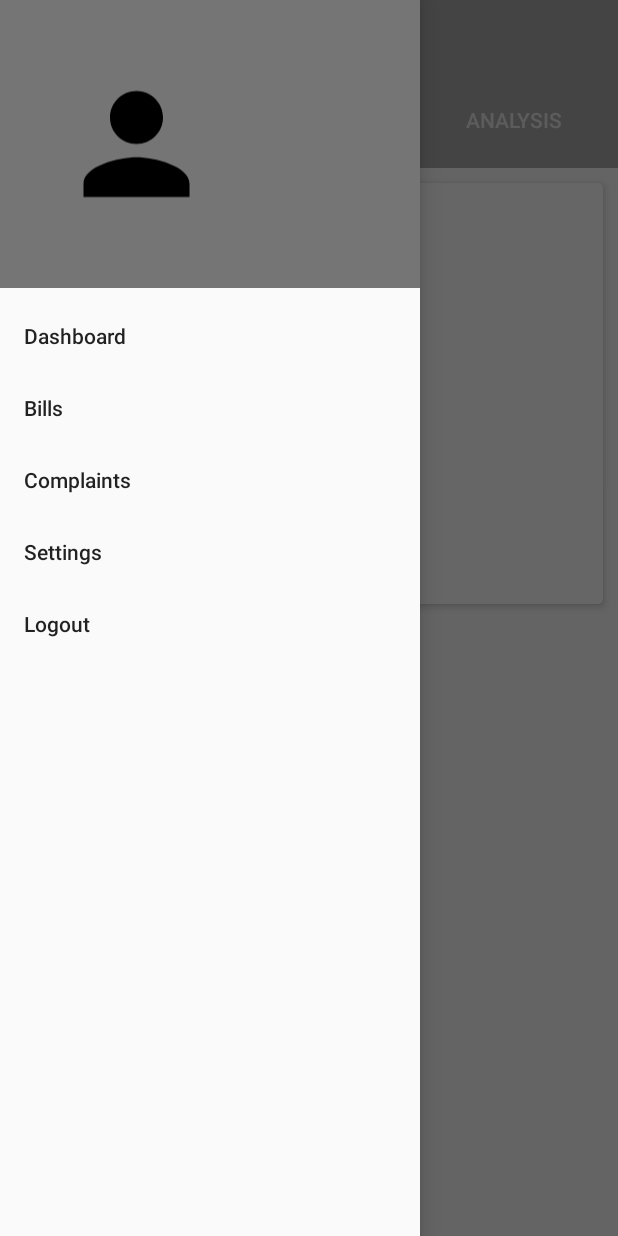
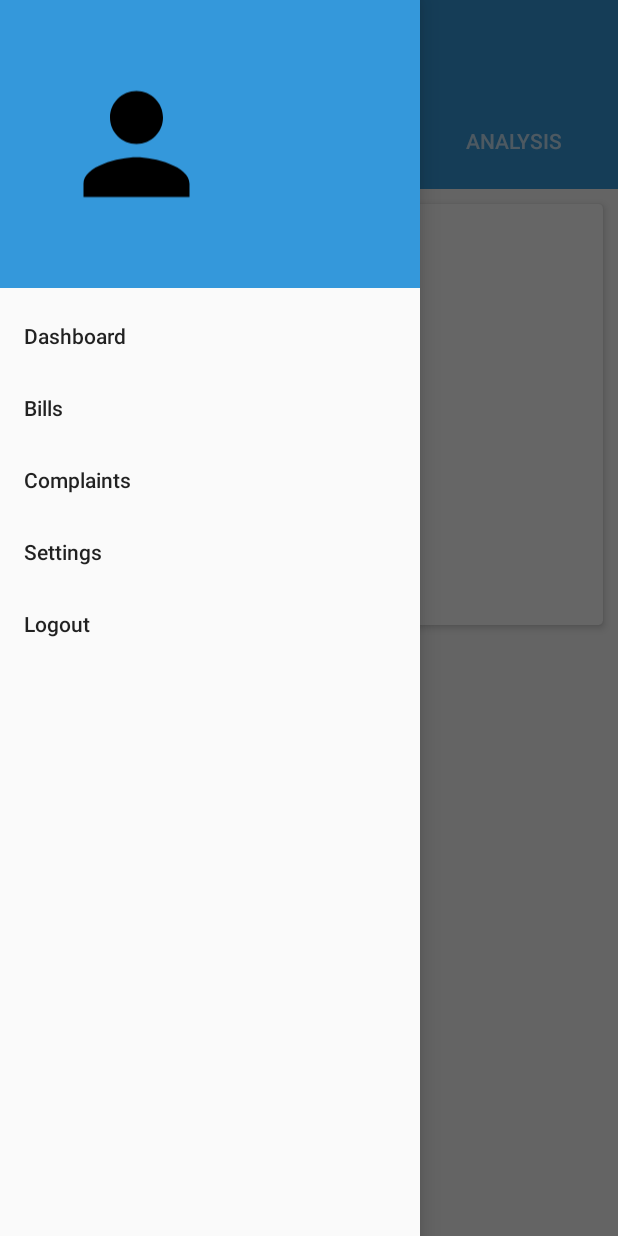
Before and after one commit to abrolmrinal/ElectricBillManage, an Android app: the screen it shows after launch once a user with an empty profile is signed in (LauncherActivity), with the side drawer open, on a phone screen of 412 x 824 dp. Run offline under Robolectric (Android 15) with nearby library versions, the light colour scheme and no system bars; our stand-ins replace Firebase (no records; nobody signed in at launch, a user with empty details on screens opened directly); libraries missing offline, so code that uses them is left out: com.jjoe64.graphview, com.xenione.digit; 45 statements that could not run were skipped.

Commit message:
Color changed

```diff
--- a/app/src/main/java/com/mc/group3/electricbillmanage/LauncherActivity.java
+++ b/app/src/main/java/com/mc/group3/electricbillmanage/LauncherActivity.java
@@ -18,6 +18,7 @@ import android.support.v7.widget.Toolbar;
 import android.view.LayoutInflater;
 import android.view.MenuItem;
 import android.view.View;
+import android.view.Window;
 import android.widget.TextView;
 import android.widget.Toast;
 
@@ -65,6 +66,9 @@ public class LauncherActivity extends AppCompatActivity {
         firebaseUser = firebaseAuth.getCurrentUser();
         userEmail = findViewById(R.id.emailid);
         userName = findViewById(R.id.username);
+
+//        Window win = getWindow();
+//        win.setStatusBarColor(16777215);
 
         String callingActivity = getIntent().getStringExtra(EXTRA_MESSAGE);
         if(callingActivity != null){
--- a/app/src/main/res/layout/activity_launcher.xml
+++ b/app/src/main/res/layout/activity_launcher.xml
@@ -2,6 +2,7 @@
 <!-- Use DrawerLayout as root container for activity -->
 <android.support.v4.widget.DrawerLayout xmlns:android="http://schemas.android.com/apk/res/android"
     xmlns:app="http://schemas.android.com/apk/res-auto"
+    xmlns:tools="http://schemas.android.com/tools"
     android:id="@+id/drawer_layout"
     android:layout_width="match_parent"
     android:layout_height="match_parent"
@@ -13,19 +14,32 @@
         android:layout_width="match_parent"
         android:layout_height="match_parent">
 
-        <android.support.v7.widget.Toolbar
-            android:id="@+id/toolbar"
+        <RelativeLayout
             android:layout_width="match_parent"
-            android:layout_height="?attr/actionBarSize"
-            android:background="@android:color/darker_gray"
-            android:theme="@style/ThemeOverlay.AppCompat.ActionBar" />
+            android:layout_height="match_parent">
 
-        <LinearLayout
-            android:id="@+id/fragment_container"
-            android:layout_width="match_parent"
-            android:layout_height="match_parent"
-            android:layout_marginTop="56dp"
-            android:orientation="vertical"></LinearLayout>
+            <android.support.v7.widget.Toolbar
+                android:id="@+id/toolbar"
+                android:layout_width="match_parent"
+                android:layout_height="70dp"
+                android:layout_alignParentStart="true"
+                android:layout_alignParentTop="true"
+                android:background="#3498DB"
+                android:theme="@style/ThemeOverlay.AppCompat.ActionBar"
+                app:layout_constraintBottom_toTopOf="@+id/fragment_container"
+                app:layout_constraintTop_toTopOf="parent"
+                app:layout_constraintVertical_bias="0.56"
+                app:titleTextColor="@color/cardview_light_background" />
+
+            <LinearLayout
+                android:id="@+id/fragment_container"
+                android:layout_width="match_parent"
+                android:layout_height="511dp"
+                android:layout_below="@id/toolbar"
+                android:orientation="vertical"
+                app:layout_constraintBottom_toBottomOf="parent"
+                app:layout_constraintTop_toBottomOf="@+id/toolbar"></LinearLayout>
+        </RelativeLayout>
 
     </FrameLayout>
 
--- a/app/src/main/res/layout/activity_main.xml
+++ b/app/src/main/res/layout/activity_main.xml
@@ -4,7 +4,7 @@
     xmlns:tools="http://schemas.android.com/tools"
     android:layout_width="match_parent"
     android:layout_height="match_parent"
-    android:background="@color/colorSplash"
+    android:background="#2980B9 "
     tools:context="com.mc.group3.electricbillmanage.MainActivity">
 
     <ImageView
--- a/app/src/main/res/layout/activity_slide.xml
+++ b/app/src/main/res/layout/activity_slide.xml
@@ -46,15 +46,15 @@
         android:layout_marginTop="68dp"
         android:gravity="center_horizontal"
         android:text="TextView"
-        android:textAppearance="@style/TextAppearance.AppCompat.Title"
         android:textColor="@color/accent1"
         android:textSize="30sp"
         android:textStyle="normal|bold"
         app:layout_constraintBottom_toBottomOf="parent"
+        android:textAppearance="@style/TextAppearance.AppCompat.Title"
         app:layout_constraintEnd_toEndOf="parent"
         app:layout_constraintStart_toStartOf="parent"
-        app:layout_constraintTop_toTopOf="parent"
-        app:layout_constraintVertical_bias="0.468" />
+        app:layout_constraintTop_toTopOf="parent" />
+
 
     <TextView
         android:id="@+id/slide_text"
--- a/app/src/main/res/layout/fragment_dashboard.xml
+++ b/app/src/main/res/layout/fragment_dashboard.xml
@@ -9,7 +9,7 @@
         android:id="@+id/tab_layout"
         android:layout_width="match_parent"
         android:layout_height="wrap_content"
-        android:background="@android:color/darker_gray"
+        android:background="#3498DB"
         android:minHeight="?attr/actionBarSize"
         android:theme="@style/ThemeOverlay.AppCompat.Dark.ActionBar" />
 
--- a/app/src/main/res/layout/nav_header.xml
+++ b/app/src/main/res/layout/nav_header.xml
@@ -4,7 +4,7 @@
     xmlns:tools="http://schemas.android.com/tools"
     android:layout_width="match_parent"
     android:layout_height="192dp"
-    android:background="?attr/colorPrimaryDark"
+    android:background="#3498DB"
     android:gravity="bottom"
     android:orientation="horizontal"
     android:padding="30dp"
@@ -35,7 +35,8 @@
             android:layout_marginLeft="8dp"
             android:layout_marginRight="8dp"
             android:layout_marginTop="30dp"
-            android:text="@string/username" />
+            android:text="@string/username"
+            android:textColor="@color/cardview_light_background" />
 
         <TextView
             android:id="@+id/emailid"
@@ -44,7 +45,8 @@
             android:layout_marginBottom="8dp"
             android:layout_marginLeft="8dp"
             android:layout_marginRight="8dp"
-            android:text="@string/user_email" />
+            android:text="@string/user_email"
+            android:textColor="@color/cardview_light_background" />
     </LinearLayout>
 
 </LinearLayout>
```
